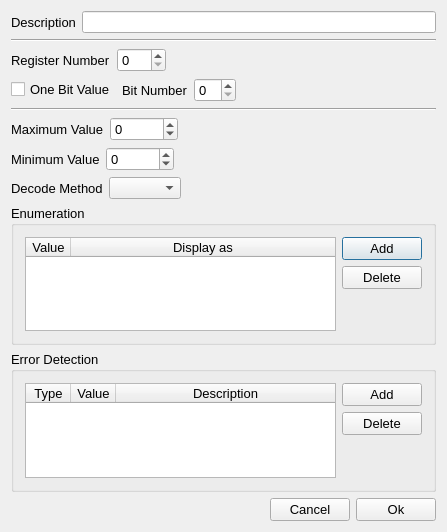
Qt form AirCoolControll/AirCoolControll/EditParameterDialog.ui (ComEngineering/AirCoolControl_Desktop) before a commit.
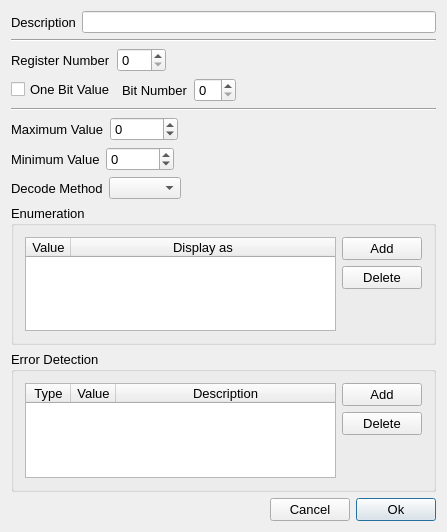
The same form after that commit.

The edit to the form file:
```diff
--- a/AirCoolControll/AirCoolControll/EditParameterDialog.ui
+++ b/AirCoolControll/AirCoolControll/EditParameterDialog.ui
@@ -472,6 +472,9 @@
          <property name="text">
           <string>Ok</string>
          </property>
+         <property name="default">
+          <bool>true</bool>
+         </property>
         </widget>
        </item>
       </layout>
```
